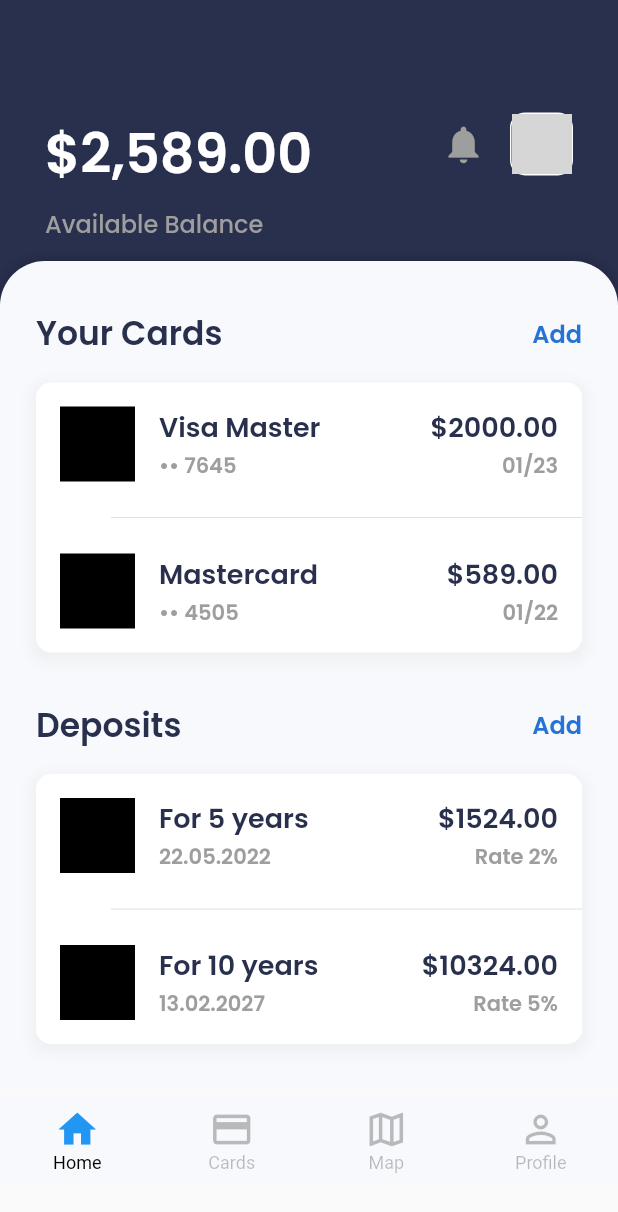
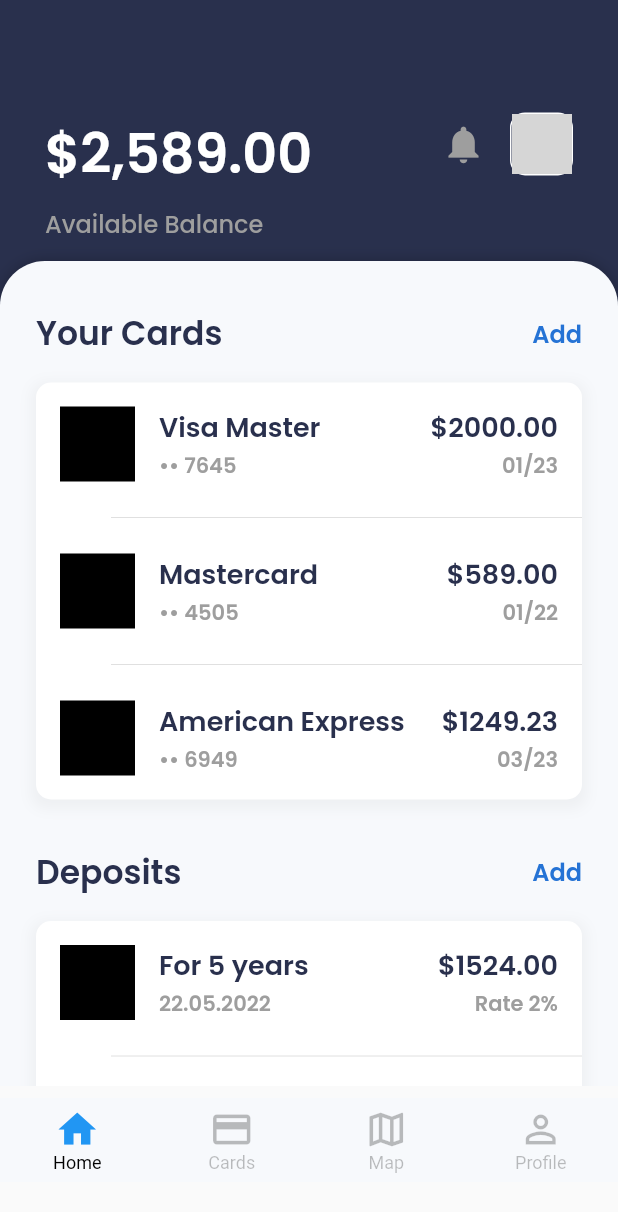
Before and after one commit to PaisWillie/Mobile-Bank-App, a Flutter app: the screen it shows after launch, on a phone screen of 412 x 824 dp. Shown: the top 1212 px of the screen. Run offline on Flutter 3.47's test engine with Material 2 defaults, Android fonts, the phone set to English and light mode, and no system bars; drawn by our look-alikes of sliding_up_panel; network calls fail; Roboto replaces fonts that are missing (Poppins); grey boxes are pictures that could not be loaded.

```diff
--- a/mobile_bank_app/lib/home/home_screen.dart
+++ b/mobile_bank_app/lib/home/home_screen.dart
@@ -16,7 +16,7 @@ class HomeScreen extends StatelessWidget {
       ),
       parallaxEnabled: true,
       minHeight: 550,
-      maxHeight: 670,
+      maxHeight: 700,
       panel: const Panel(),
       body: const Header(),
     );
--- a/mobile_bank_app/lib/home/widgets/panel/panel.dart
+++ b/mobile_bank_app/lib/home/widgets/panel/panel.dart
@@ -19,6 +19,12 @@ class Panel extends StatelessWidget {
       lastFourDigits: 4505,
       amount: 589.00,
       expiryDate: DateTime(2022, 01),
+    ),
+    BankCard(
+      cardType: "American Express",
+      lastFourDigits: 6949,
+      amount: 1249.23,
+      expiryDate: DateTime(2023, 03),
     ),
   ];
 
```
Also changed, not shown: 1 other file.
